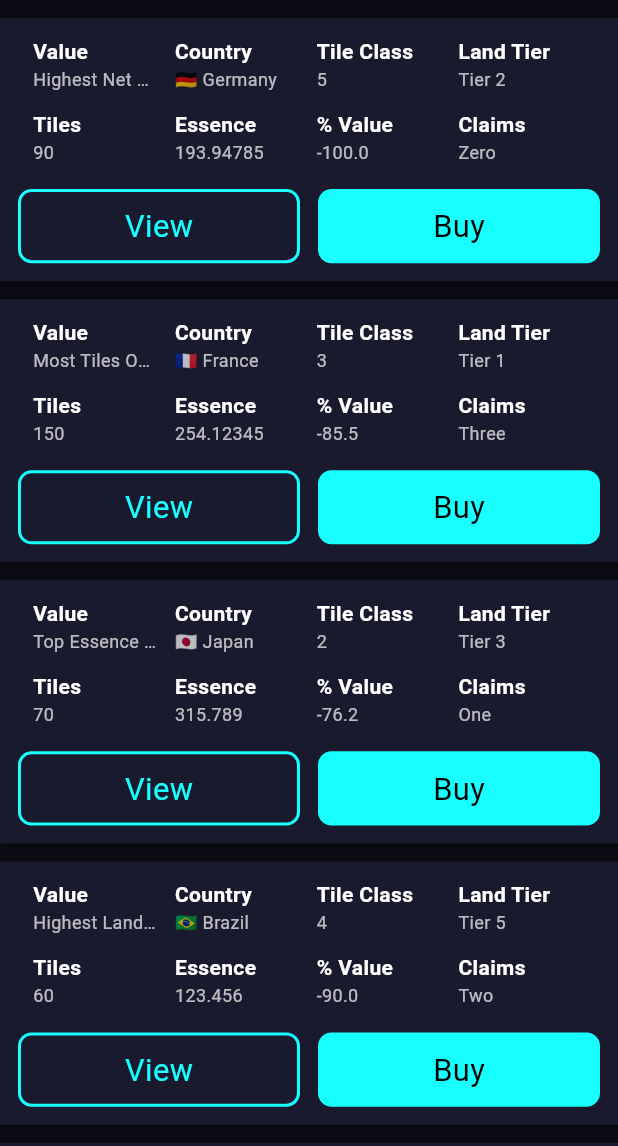
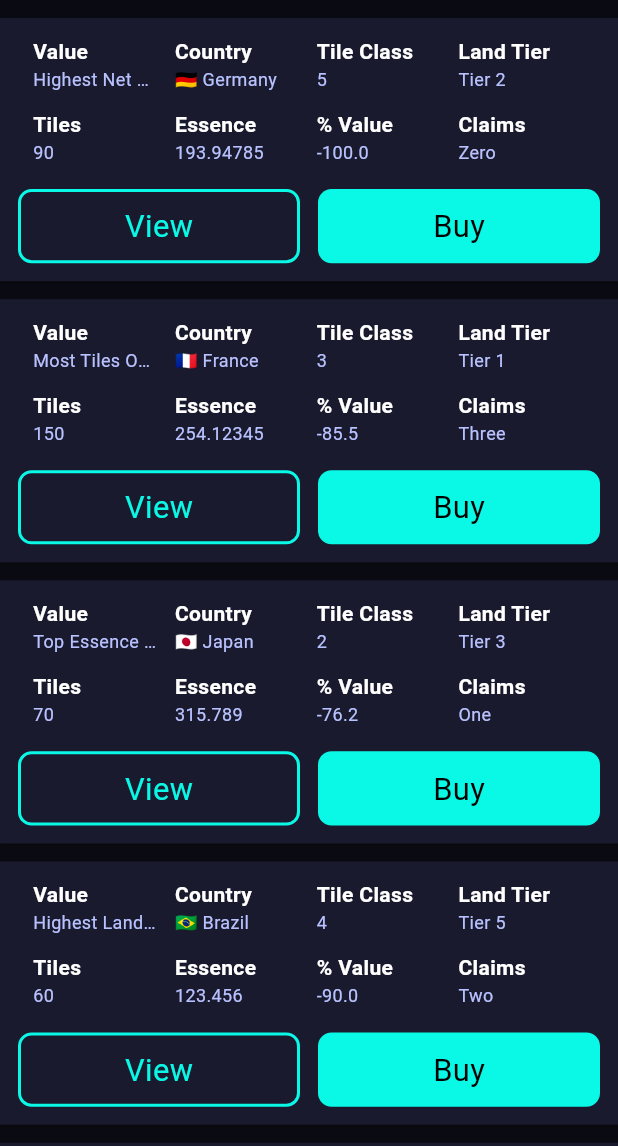
Before and after one commit to Umair-Amjad-Ali/syntic_earth, a Flutter app: the DropdownScreen screen opened directly, after a tap on the "keyboard arrow up" icon, on a phone screen of 412 x 824 dp, the part 90-1236 px from its top. Run offline on Flutter 3.47's test engine with Material 3 defaults, Android fonts, the phone set to English and light mode, and no system bars; our stand-ins replace country_picker, dropdown_button2, flutter_otp_text_field, flutter_svg, get, google_maps_flutter.

Commit message:
payment screen and colors  done

```diff
--- a/lib/controllers/utils/app_color.dart
+++ b/lib/controllers/utils/app_color.dart
@@ -5,6 +5,7 @@ class AppColors {
   static const Color textFieldColor = Color(0xFF1A1A2E);
   static const Color secondaryColor = Color(0xFF2D2B50);
   static const Color bgColor = Color(0xFF0A0A12);
+  static const Color filterbgColor = Color(0xFF151624);
   static const Color white = Colors.white;
   static const Color textColor = Color(0xffb8c2ff);
   static const Color alert = Colors.red;
--- a/lib/views/screens/dropdown_screen.dart
+++ b/lib/views/screens/dropdown_screen.dart
@@ -1,6 +1,7 @@
 import 'package:flutter/material.dart';
 import 'package:get/get.dart';
 import 'package:syntic_earth/controllers/dropdown_controller.dart';
+import 'package:syntic_earth/controllers/utils/app_color.dart';
 import 'package:syntic_earth/views/screens/filtered_data_screen.dart';
 import 'package:syntic_earth/views/widgets/appbar/custom_filter_screen_appbar.dart';
 import 'package:syntic_earth/views/widgets/custom_dropdown.dart';
@@ -23,13 +24,13 @@ class DropdownScreen extends StatelessWidget {
           );
         },
       ),
-      backgroundColor: Colors.black,
+      backgroundColor: AppColors.bgColor,
       body: SingleChildScrollView(
         child: Column(
           children: [
             SizedBox(height: mediaQuery.height * 0.03),
             Container(
-              color: Color(0xFF1B1C2B),
+              color: AppColors.filterbgColor,
               child: Padding(
                 padding: const EdgeInsets.symmetric(
                   horizontal: 16,
@@ -66,7 +67,7 @@ class DropdownScreen extends StatelessWidget {
                                 Text(
                                   "Filter by Country",
                                   style: TextStyle(
-                                    color: Colors.white,
+                                    color: AppColors.white,
                                     fontWeight: FontWeight.bold,
                                     // fontSize: 12,
                                   ),
@@ -88,7 +89,7 @@ class DropdownScreen extends StatelessWidget {
                                     ),
 
                                     decoration: BoxDecoration(
-                                      color: Color(0xff313150),
+                                      color: AppColors.secondaryColor,
                                       borderRadius: BorderRadius.circular(8),
                                     ),
                                     child: Row(
@@ -102,13 +103,13 @@ class DropdownScreen extends StatelessWidget {
                                                 ? "Select Country"
                                                 : "${country.flagEmoji} ${country.name}",
                                             style: TextStyle(
-                                              color: Colors.white,
+                                              color: AppColors.textColor,
                                             ),
                                           ),
                                         ),
                                         Icon(
                                           Icons.keyboard_arrow_down,
-                                          color: Colors.white,
+                                          color: AppColors.white,
                                         ),
                                       ],
                                     ),
@@ -168,7 +169,7 @@ class DropdownScreen extends StatelessWidget {
                             // textAlign: TextAlign.start,
                             "Filter By Land Size",
                             style: const TextStyle(
-                              color: Colors.white,
+                              color: AppColors.white,
                               fontWeight: FontWeight.bold,
                               fontSize: 14,
                             ),
@@ -178,7 +179,7 @@ class DropdownScreen extends StatelessWidget {
                         Inputfield(
                           hinttext: "Type...",
                           sufficon: Icon(Icons.search),
-                          sufficoncolor: Colors.white,
+                          sufficoncolor: AppColors.textColor,
                         ),
                       ],
                     ),
--- a/lib/views/widgets/appbar/custom_filter_screen_appbar.dart
+++ b/lib/views/widgets/appbar/custom_filter_screen_appbar.dart
@@ -1,4 +1,5 @@
 import 'package:flutter/material.dart';
+import 'package:syntic_earth/controllers/utils/app_color.dart';
 import 'package:syntic_earth/views/widgets/textfield.dart';
 
 class CustomFilterScreenAppbar extends StatelessWidget
@@ -13,7 +14,7 @@ class CustomFilterScreenAppbar extends StatelessWidget
   Widget build(BuildContext context) {
     Size mediaQuery = MediaQuery.of(context).size;
     return Container(
-      color: Color(0xFF151624),
+      color: AppColors.filterbgColor,
       child: SafeArea(
         child: Padding(
           padding: const EdgeInsets.symmetric(horizontal: 16, vertical: 8),
@@ -24,18 +25,18 @@ class CustomFilterScreenAppbar extends StatelessWidget
                 child: Inputfield(
                   hinttext: "Search",
                   sufficon: Icon(Icons.search),
-                  sufficoncolor: Colors.white,
+                  sufficoncolor: AppColors.white,
                 ),
               ),
               SizedBox(width: mediaQuery.width * 0.01),
               if (showIcon) ...[
                 Container(
                   decoration: BoxDecoration(
-                    color: Color(0xff313150),
+                    color: AppColors.secondaryColor,
                     borderRadius: BorderRadius.circular(6),
                   ),
                   child: IconButton(
-                    color: Colors.white,
+                    color: AppColors.white,
                     icon: const Icon(Icons.keyboard_arrow_up),
                     onPressed:
                         ontap, // You can handle collapse/filter hide here
--- a/lib/views/widgets/appbar/custom_filter_screen_bottombar.dart
+++ b/lib/views/widgets/appbar/custom_filter_screen_bottombar.dart
@@ -1,4 +1,5 @@
 import 'package:flutter/material.dart';
+import 'package:syntic_earth/controllers/utils/app_color.dart';
 
 class CustomFilterScreenBottombar extends StatelessWidget {
   final int selectedIndex;
@@ -21,7 +22,7 @@ class CustomFilterScreenBottombar extends StatelessWidget {
 
     return Container(
       decoration: const BoxDecoration(
-        color: Color(0xFF1B1C2B),
+        color: AppColors.filterbgColor,
         // borderRadius: BorderRadius.vertical(top: Radius.circular(16)),
       ),
       padding: const EdgeInsets.symmetric(vertical: 12, horizontal: 8),
@@ -35,7 +36,7 @@ class CustomFilterScreenBottombar extends StatelessWidget {
             onTap: () => onTap(index),
             child: Icon(
               item["icon"],
-              color: isSelected ? Color(0xFF28E1C7) : Colors.white54,
+              color: isSelected ? AppColors.primaryColor : AppColors.textColor,
             ),
           );
         }),
--- a/lib/views/widgets/custom_dropdown.dart
+++ b/lib/views/widgets/custom_dropdown.dart
@@ -1,4 +1,5 @@
 import 'package:flutter/material.dart';
+import 'package:syntic_earth/controllers/utils/app_color.dart';
 
 class CustomDropdown<T> extends StatelessWidget {
   final List<T> items;
@@ -28,7 +29,7 @@ class CustomDropdown<T> extends StatelessWidget {
           child: Text(
             label,
             style: const TextStyle(
-              color: Colors.white,
+              color: AppColors.white,
               fontWeight: FontWeight.bold,
               fontSize: 14,
             ),
@@ -38,15 +39,15 @@ class CustomDropdown<T> extends StatelessWidget {
         Container(
           padding: const EdgeInsets.symmetric(horizontal: 12),
           decoration: BoxDecoration(
-            color: Color(0xff313150),
+            color: AppColors.secondaryColor,
             borderRadius: BorderRadius.circular(8),
           ),
           child: DropdownButtonHideUnderline(
             child: DropdownButton<T>(
               borderRadius: BorderRadius.circular(8),
-              dropdownColor: Color(0xff313150),
+              dropdownColor: AppColors.secondaryColor,
               isExpanded: true,
-              icon: Icon(Icons.keyboard_arrow_down, color: Colors.white),
+              icon: Icon(Icons.keyboard_arrow_down, color: AppColors.white),
               value: value,
               onChanged: onChanged,
               items:
@@ -55,7 +56,7 @@ class CustomDropdown<T> extends StatelessWidget {
                       value: item,
                       child: Text(
                         labelBuilder(item),
-                        style: TextStyle(color: Colors.white70),
+                        style: TextStyle(color: AppColors.textColor),
                       ),
                     );
                   }).toList(),
--- a/lib/views/widgets/custom_filtered_data_card.dart
+++ b/lib/views/widgets/custom_filtered_data_card.dart
@@ -90,7 +90,7 @@ class CustomFilteredDataCard extends StatelessWidget {
                 children: [
                   Expanded(
                     child: Buttonwidget(
-                      borderColor: Colors.cyanAccent,
+                      borderColor: AppColors.primaryColor,
                       text: "View",
                       ontapped: ontap,
                     ),
@@ -98,7 +98,7 @@ class CustomFilteredDataCard extends StatelessWidget {
                   const SizedBox(width: 12),
                   Expanded(
                     child: Buttonwidget(
-                      color: Colors.cyanAccent,
+                      color: AppColors.primaryColor,
                       text: "Buy",
                       ontapped: ontapbuy,
                     ),
@@ -120,13 +120,13 @@ Widget _labelValue(String label, String value) {
       SizedBox(
         child: Text(
           label,
-          style: TextStyle(color: Colors.white, fontWeight: FontWeight.bold),
+          style: TextStyle(color: AppColors.white, fontWeight: FontWeight.bold),
         ),
       ),
       SizedBox(
         child: Text(
           value,
-          style: TextStyle(color: Colors.white70, fontSize: 12),
+          style: TextStyle(color: AppColors.textColor, fontSize: 12),
           overflow: TextOverflow.ellipsis,
         ),
       ),
--- a/lib/views/widgets/textfield.dart
+++ b/lib/views/widgets/textfield.dart
@@ -1,6 +1,7 @@
 import 'package:flutter/material.dart';
 import 'package:get/get.dart';
 import 'package:syntic_earth/controllers/textfield_controller.dart';
+import 'package:syntic_earth/controllers/utils/app_color.dart';
 
 class Inputfield extends StatelessWidget {
   final Widget? sufficon;
@@ -51,10 +52,10 @@ class Inputfield extends StatelessWidget {
       controller: controller,
       validator: _validate,
       style: TextStyle(
-        color: Color(0xffb8c2ff),
+        color: AppColors.textColor,
         fontSize: mediaQuery.width * 0.04,
       ),
-      cursorColor: Color(0xffb8c2ff),
+      cursorColor: AppColors.textColor,
       obscureText: obsecuretext,
       decoration: InputDecoration(
         contentPadding: EdgeInsets.symmetric(
@@ -68,13 +69,13 @@ class Inputfield extends StatelessWidget {
         ),
         focusedBorder: OutlineInputBorder(
           borderRadius: BorderRadius.circular(mediaQuery.width * 0.015),
-          borderSide: BorderSide(color: Color(0xff0AF9E6)),
+          borderSide: BorderSide(color: AppColors.primaryColor),
         ),
         labelStyle: TextStyle(
-          color: Color(0xffb8c2ff),
+          color: AppColors.textColor,
           fontSize: mediaQuery.width * 0.04,
         ),
-        fillColor: Color(0xff313150),
+        fillColor: AppColors.secondaryColor,
         filled: true,
         hintText: hinttext,
         suffixIcon:
@@ -89,7 +90,7 @@ class Inputfield extends StatelessWidget {
         suffixIconColor: sufficoncolor,
 
         hintStyle: TextStyle(
-          color: Color(0xffb8c2ff),
+          color: AppColors.textColor,
           fontSize: mediaQuery.width * 0.04,
         ),
       ),
--- a/pubspec.yaml
+++ b/pubspec.yaml
@@ -67,6 +67,8 @@ flutter:
     - assets/images/bg_image.png
     - assets/images/logo.png
     - assets/images/google.svg
+    - assets/images/paypal.svg
+    - assets/images/mastercard.svg
     - assets/images/apple.svg
     - assets/images/vector.png
     - assets/images/user.jpg
```
Also changed, not shown: lib/controllers/payment_method_controller.dart (added, +9 -0 lines), lib/views/screens/payment_methods_screen.dart (added, +88 -0 lines), lib/views/screens/view_land_details_screen.dart (+88 -52 lines), assets/images/mastercard.svg (added), assets/images/paypal.svg (added).
